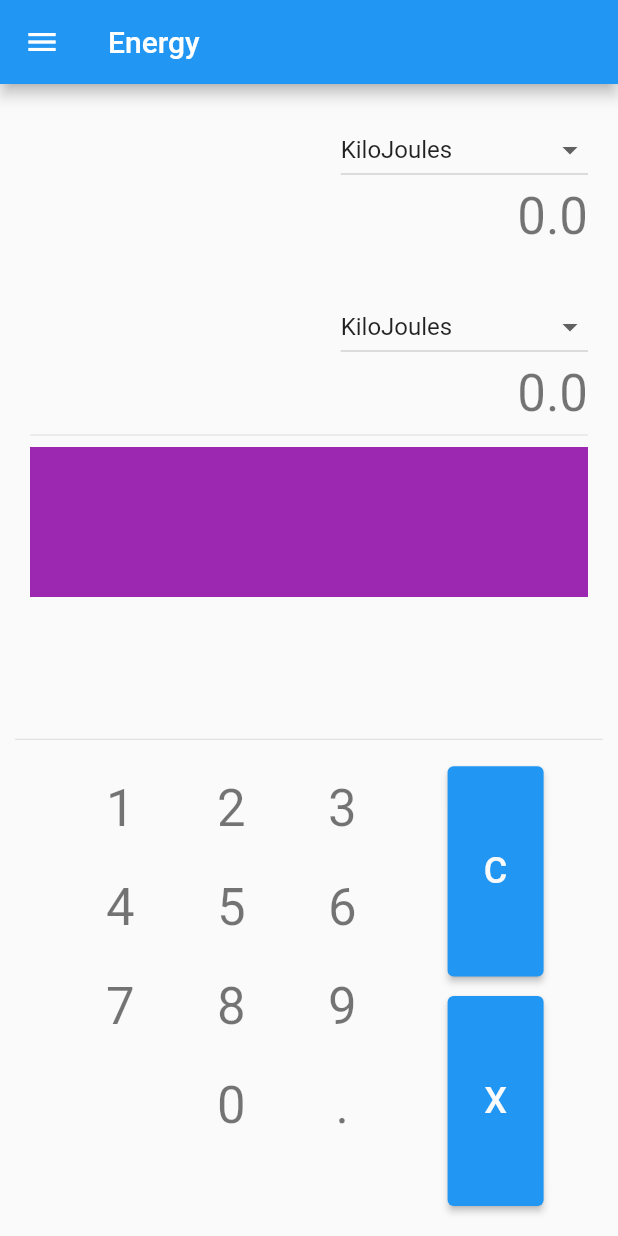
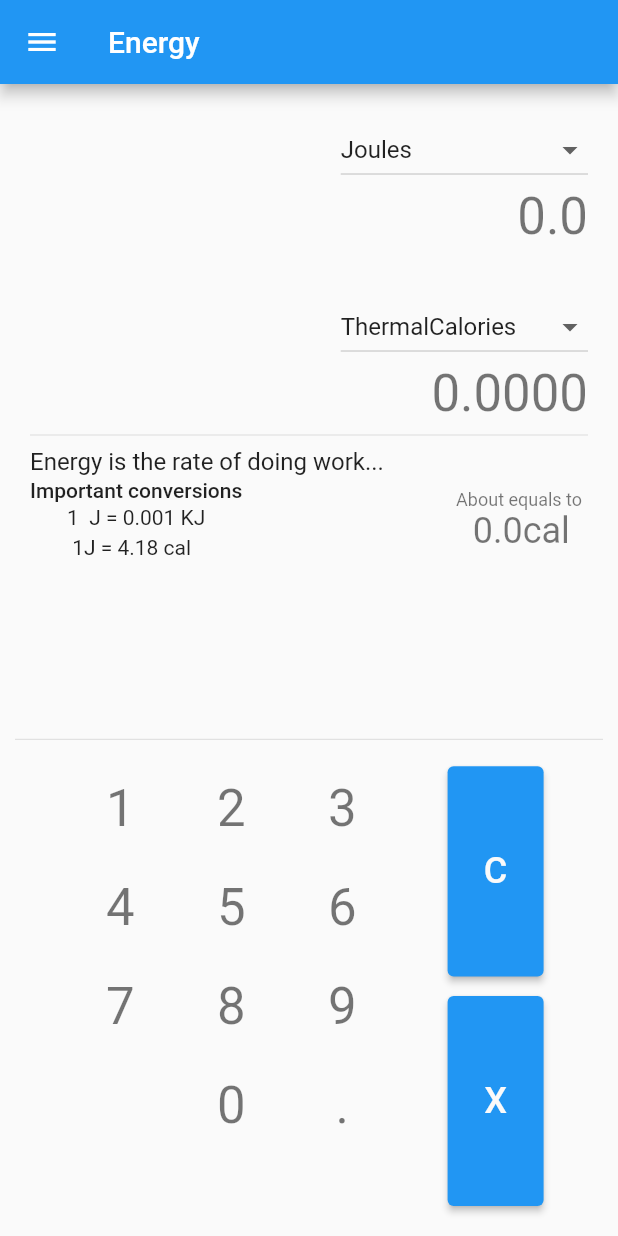
Before and after one commit to tuuhin/calculator_, a Flutter app: the EnergyPage widget shown alone on an empty page, opened directly, on a phone screen of 412 x 824 dp. Run offline on Flutter 3.47's test engine with Material 2 defaults, Android fonts, the phone set to English and light mode, and no system bars; our stand-ins replace connectivity, math_expressions, shared_preferences; accounts and stored records are empty; network calls fail.

Commit message:
added information pages

```diff
--- a/lib/view/baseview.dart
+++ b/lib/view/baseview.dart
@@ -5,23 +5,34 @@ import 'package:flutter/material.dart';
 
 class BaseView extends StatefulWidget {
   final BaseModel? model;
-  double initialValue;
+  num initialValue;
   String from;
   String to;
   final String appBarTitle;
   final List<String>? initialaData;
-  final Widget? about;
+  final String siUnit;
+  final String commonUnit;
+  final String siUnitsuffix;
+  final String commonUnitsuffix;
+  final List<String>? formulas;
+  final String? defination;
+
   // double Function (String, String) convert;
-  BaseView(
-      {Key? key,
+  BaseView({
+    Key? key,
     this.model,
-      this.about,
+    this.initialaData,
+    required this.siUnit,
+    required this.commonUnit,
     required this.appBarTitle,
     required this.initialValue,
     required this.from,
     required this.to,
-      this.initialaData})
-      : super(key: key);
+    required this.siUnitsuffix,
+    required this.commonUnitsuffix,
+    this.formulas,
+    this.defination,
+  }) : super(key: key);
 
   @override
   State<BaseView> createState() => _BaseViewState();
@@ -88,17 +99,57 @@ class _BaseViewState extends State<BaseView> {
                   Text(
                     (widget.initialValue *
                             widget.model!.convert(widget.from, widget.to))
-                        .toString(),
+                        .toStringAsPrecision(5),
                     style: Theme.of(context).textTheme.headline4,
                   ),
                   Column(
                     children: [
                       const Divider(),
+                      Column(
+                        crossAxisAlignment: CrossAxisAlignment.start,
+                        children: [
+                          // const SizedBox(height: 2),
+                          Text(widget.defination ?? '',
+                              style: Theme.of(context).textTheme.subtitle1),
+                          const SizedBox(height: 2),
+                          Row(
+                            mainAxisAlignment: MainAxisAlignment.spaceBetween,
+                            crossAxisAlignment: CrossAxisAlignment.center,
+                            children: [
+                              Column(children: [
+                                Text('Important conversions',
+                                    style:
+                                        Theme.of(context).textTheme.bodyText1),
+                                Column(
+                                    crossAxisAlignment:
+                                        CrossAxisAlignment.start,
+                                    children: widget.formulas!
+                                        .map((e) => Padding(
+                                              padding:
+                                                  const EdgeInsets.symmetric(
+                                                      horizontal: 10,
+                                                      vertical: 2),
+                                              child: Text(e),
+                                            ))
+                                        .toList())
+                              ]),
                               Container(
-                        width: MediaQuery.of(context).size.width,
-                        height: 100,
-                        color: Colors.purple,
-                        child: widget.about,
+                                padding: const EdgeInsets.all(1),
+                                child: InfoContainer(
+                                  model: widget.model,
+                                  data: widget.initialValue,
+                                  siUnit: widget.siUnit,
+                                  commonUnit: widget.commonUnit,
+                                  currentUnit: widget.from,
+                                  siUnitsuffix: widget.siUnitsuffix,
+                                  commonUnitsuffix: widget.commonUnitsuffix,
+                                ),
+                                // height: 100,
+                                // color: Colors.purple,
+                              ),
+                            ],
+                          ),
+                        ],
                       )
                     ],
                   )
@@ -111,7 +162,7 @@ class _BaseViewState extends State<BaseView> {
                 NumberBoard(
                   getData: (String data) {
                     setState(() {
-                      widget.initialValue = double.parse(data);
+                      widget.initialValue = num.parse(data);
                     });
                   },
                 ),
--- a/lib/view/energypage.dart
+++ b/lib/view/energypage.dart
@@ -1,5 +1,6 @@
 import 'package:calculator/model/model.dart';
 import 'package:calculator/view/view.dart';
+import 'package:calculator/widget/widget.dart';
 import 'package:flutter/material.dart';
 
 class EnergyPage extends StatefulWidget {
@@ -21,19 +22,25 @@ class _EnergyPageState extends State<EnergyPage> {
     super.initState();
     _model = EnergyModel();
     weightData = _model.getEnergyData();
-    _from = weightData![1];
-    _to = weightData![1];
+    _from = weightData![0];
+    _to = weightData![2];
   }
 
   @override
   Widget build(BuildContext context) {
     return BaseView(
       appBarTitle: 'Energy',
+      initialValue: 0.0,
+      model: _model,
       initialaData: weightData,
       from: _from,
       to: _to,
-      initialValue: 0.0,
-      model: _model,
+      siUnit: _from,
+      siUnitsuffix: 'J',
+      commonUnitsuffix: 'cal',
+      commonUnit: _to,
+      defination: 'Energy is the rate of doing work...',
+      formulas: const ['1  J = 0.001 KJ', ' 1J = 4.18 cal'],
     );
   }
 }
--- a/lib/widget/informationcontainer.dart
+++ b/lib/widget/informationcontainer.dart
@@ -27,8 +27,7 @@ class InfoContainer extends StatefulWidget {
 class _InfoContainerState extends State<InfoContainer> {
   @override
   Widget build(BuildContext context) {
-    return Container(
-      child: Column(
+    return Column(
       children: [
         Column(
           crossAxisAlignment: CrossAxisAlignment.center,
@@ -42,7 +41,10 @@ class _InfoContainerState extends State<InfoContainer> {
                               widget.currentUnit == widget.siUnit
                                   ? widget.commonUnit.toString()
                                   : widget.siUnit.toString()))
-                    .toStringAsFixed(2),
+                      .toStringAsFixed(1) +
+                  (widget.currentUnit == widget.siUnit
+                      ? widget.commonUnitsuffix
+                      : widget.siUnitsuffix),
               style: TextStyle(
                   fontSize: Theme.of(context).textTheme.headline5!.fontSize,
                   color: Theme.of(context).textTheme.headline4!.color),
@@ -50,7 +52,6 @@ class _InfoContainerState extends State<InfoContainer> {
           ],
         )
       ],
-      ),
     );
   }
 }
```
Also changed, not shown: lib/view/lengthpage.dart (+10 -4 lines), lib/view/volumepage.dart (+11 -5 lines), lib/view/weightpage.dart (+10 -4 lines). Lines whose indentation alone changed are shown as unchanged.
